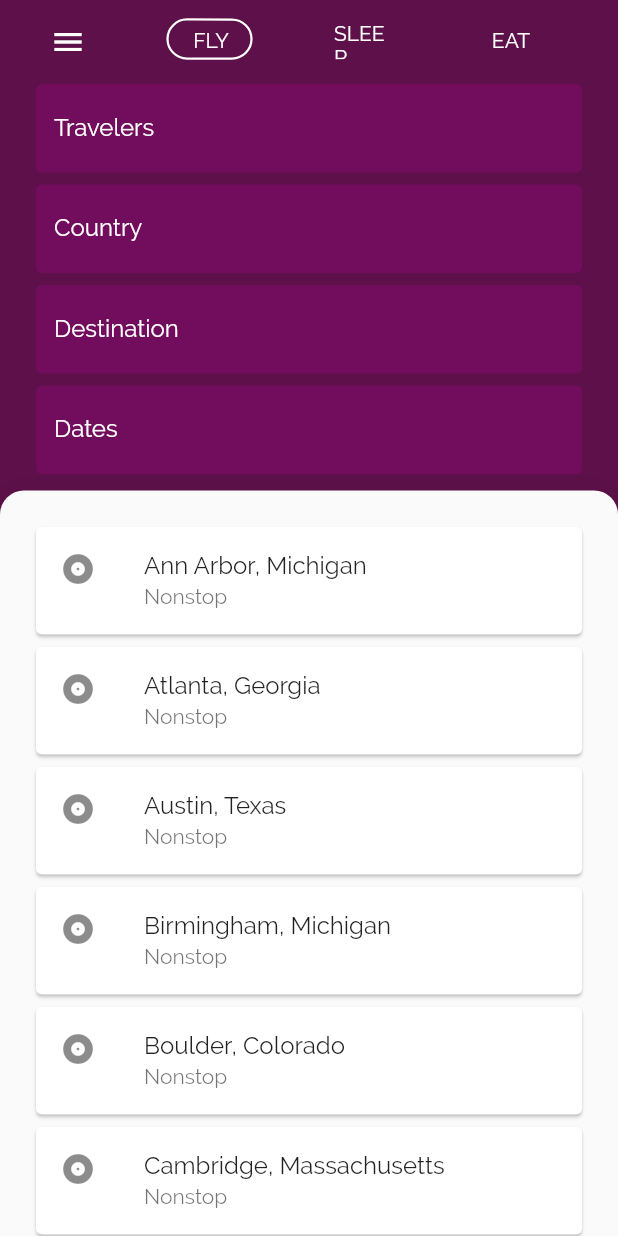
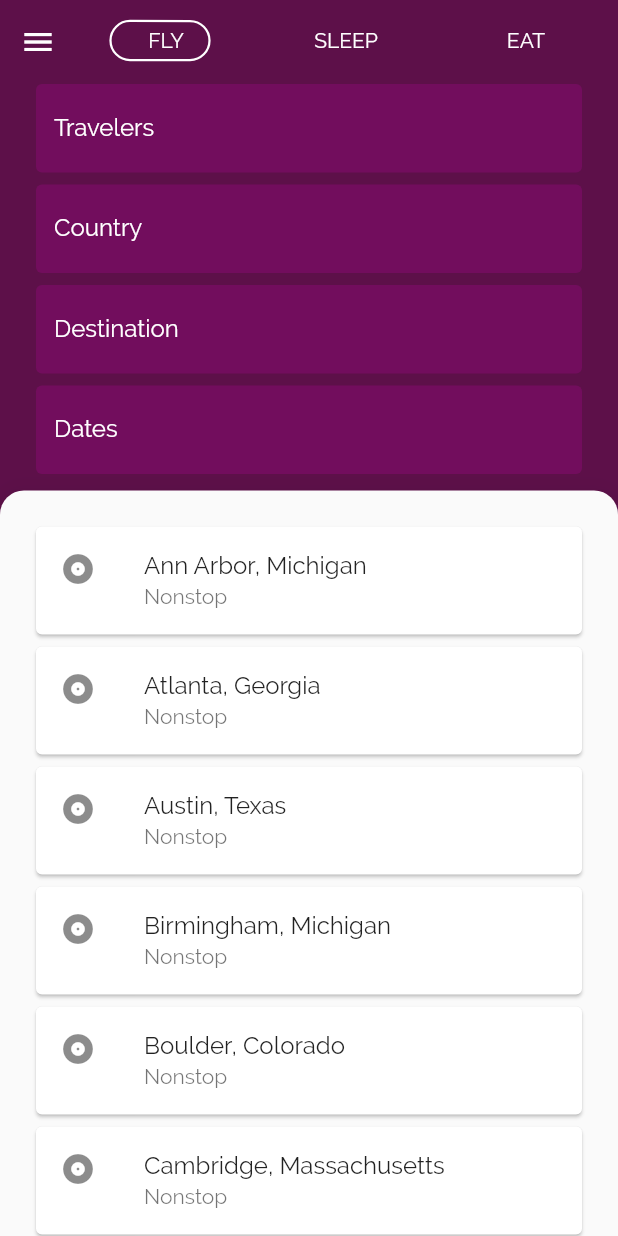
Before and after one commit to tianlunlee/crane, a Flutter app: the screen it shows after launch, on a phone screen of 412 x 824 dp. Run offline on Flutter 3.47's test engine with Material 2 defaults, Android fonts, the phone set to English and light mode, and no system bars.

```diff
--- a/lib/app.dart
+++ b/lib/app.dart
@@ -21,7 +21,6 @@ import 'menu_page.dart';
 import 'fly_form.dart';
 import 'sleep_form.dart';
 import 'eat_form.dart';
-import 'backdrop.dart';
 
 
 class CraneApp extends StatefulWidget {
@@ -122,7 +121,7 @@ TextTheme _buildCraneTextTheme(TextTheme base) {
       fontSize: 12.0,
     ),
     body2: base.body2.copyWith(
-      fontWeight: FontWeight.w500,
+      fontWeight: FontWeight.w600,
       fontSize: 14.0,
     ),
 
--- a/lib/backdrop.dart
+++ b/lib/backdrop.dart
@@ -18,17 +18,16 @@ import 'dart:ui';
 
 import 'model/flight.dart';
 import 'model/data.dart';
-import 'app.dart';
 import 'colors.dart';
 import 'border_tab_indicator.dart';
 //import 'menu_page.dart';
 
-enum MenuStatus { showMenu, hideMenu, toggleForm }
+enum MenuStatus { open, closed }
+enum FrontLayerStatus { open, partial, closed }
 
 
 double _kFlingVelocity = 2.0;
-MenuStatus _menuStatus = MenuStatus.toggleForm;
-bool _showForm = true;
+MenuStatus _menuStatus = MenuStatus.closed;
 
 class _FrontLayer extends StatelessWidget {
   const _FrontLayer({
@@ -77,46 +76,6 @@ class _FrontLayer extends StatelessWidget {
   }
 }
 
-// TODO(tianlun): Remove or repurpose
-class _BackdropTitle extends AnimatedWidget {
-  final Function onPress;
-  final Widget frontTitle;
-  final Widget backTitle;
-
-  const _BackdropTitle({
-    Key key,
-    Listenable listenable,
-    this.onPress,
-    @required this.frontTitle,
-    @required this.backTitle,
-  })  : assert(frontTitle != null),
-        assert(backTitle != null),
-        super(key: key, listenable: listenable);
-
-  @override
-  Widget build(BuildContext context) {
-    return new DefaultTextStyle(
-      style: Theme.of(context).primaryTextTheme.title,
-      softWrap: false,
-      overflow: TextOverflow.ellipsis,
-      child: Row(children: <Widget>[
-        // branded icon
-        SizedBox(
-          width: 72.0,
-          child: IconButton(
-            icon: Icon(
-              Icons.menu,
-              semanticLabel: 'menu',
-            ),
-            padding: EdgeInsets.only(right: 8.0),
-            onPressed: this.onPress,
-          ),
-        ),
-      ]),
-    );
-  }
-}
-
 /// Builds a Backdrop.
 ///
 /// A Backdrop widget has two layers, front and back. The front layer is shown
@@ -143,24 +102,25 @@ class Backdrop extends StatefulWidget {
   _BackdropState createState() => _BackdropState();
 }
 
-class _BackdropState extends State<Backdrop>
-    with TickerProviderStateMixin {
+class _BackdropState extends State<Backdrop> with TickerProviderStateMixin {
 
-  final GlobalKey _backdropKey = GlobalKey(debugLabel: 'Backdrop');
   AnimationController _controller;
   TabController _tabController;
-  var _targetOpacity;
+  FrontLayerStatus _initFrontLayerStatus;
+  FrontLayerStatus _targetFrontLayerStatus;
+
 
   @override
   void initState() {
     super.initState();
     _controller = AnimationController(
       duration: Duration(milliseconds: 300),
-      value: 1.0,
+      value: 0.0,
       vsync: this,
     );
-    _targetOpacity = 0.0;
     _tabController = TabController(length: 3, vsync: this);
+    _initFrontLayerStatus = FrontLayerStatus.partial;
+    _targetFrontLayerStatus = FrontLayerStatus.closed;
   }
 
   @override
@@ -176,61 +136,52 @@ class _BackdropState extends State<Backdrop>
   }
 
   void _flingFrontLayer() {
-    _controller.fling(velocity: _kFlingVelocity);
+    _controller.fling(
+        velocity: _frontLayerVisible ? -_kFlingVelocity : _kFlingVelocity
+    );
   }
 
-  Animation<RelativeRect> _buildLayerAnimation (BuildContext context, double layerTop) {
+  Animation<RelativeRect> _buildLayerAnimation
+      (BuildContext context, double layerTop) {
     Size size = MediaQuery.of(context).size;
     double lowHeight = size.height - 144.0;
     Animation<RelativeRect> layerAnimation;
 
-    if (_menuStatus == MenuStatus.toggleForm && _showForm) {
+    RelativeRect begin;
+    RelativeRect end;
+    /// closed: RelativeRect.fromLTRB(0.0, 0.0, 0.0, 0.0),
+    /// partial: RelativeRect.fromLTRB(0.0, layerTop, 0.0, 0.0),
+    ///
+    /// menu open: RelativeRect.fromLTRB(0.0, 550.0, 0.0, 0.0),
+    if (_initFrontLayerStatus == FrontLayerStatus.partial) {
+      begin = RelativeRect.fromLTRB(0.0, layerTop, 0.0, 0.0);
+    } else if (_initFrontLayerStatus == FrontLayerStatus.closed) {
+      begin = RelativeRect.fromLTRB(0.0, 0.0, 0.0, 0.0);
+    } else {
+      begin = RelativeRect.fromLTRB(0.0, lowHeight, 0.0, 0.0);
+    }
+    if (_targetFrontLayerStatus == FrontLayerStatus.partial) {
+      end = RelativeRect.fromLTRB(0.0, layerTop, 0.0, 0.0);
+    } else if (_targetFrontLayerStatus == FrontLayerStatus.closed) {
+      end = RelativeRect.fromLTRB(0.0, 0.0, 0.0, 0.0);
+    } else {
+      end = RelativeRect.fromLTRB(0.0, lowHeight, 0.0, 0.0);
+    }
     layerAnimation = RelativeRectTween(
-        begin: RelativeRect.fromLTRB(0.0, 0.0, 0.0, 0.0),
-        end: RelativeRect.fromLTRB(0.0, layerTop, 0.0, 0.0),
+      begin: begin,
+      end: end,
     ).animate(_controller.view);
-    }
-    else if (_menuStatus == MenuStatus.toggleForm && !_showForm) {
-      layerAnimation = RelativeRectTween(
-        begin: RelativeRect.fromLTRB(0.0, layerTop, 0.0, 0.0),
-        end: RelativeRect.fromLTRB(0.0, 0.0, 0.0, 0.0),
-      ).animate(_controller.view);
-    }
-    else if (_menuStatus == MenuStatus.hideMenu && _showForm) {
-      layerAnimation = RelativeRectTween(
-        begin: RelativeRect.fromLTRB(0.0, lowHeight, 0.0, 0.0),
-        end: RelativeRect.fromLTRB(0.0, layerTop, 0.0, 0.0),
-      ).animate(_controller.view);
-    }
-    else if (_menuStatus == MenuStatus.hideMenu && !_showForm) {
-      layerAnimation = RelativeRectTween(
-        begin: RelativeRect.fromLTRB(0.0, lowHeight, 0.0, 0.0),
-        end: RelativeRect.fromLTRB(0.0, 0.0, 0.0, 0.0),
-      ).animate(_controller.view);
-    }
-    else if (_menuStatus == MenuStatus.showMenu && _showForm) {
-      layerAnimation = RelativeRectTween(
-        begin: RelativeRect.fromLTRB(0.0, layerTop, 0.0, 0.0),
-        end: RelativeRect.fromLTRB(0.0, lowHeight, 0.0, 0.0),
-      ).animate(_controller.view);
-    }
-    else { // _menuStatus == MenuStatus.showMenu && !_showForm
-      layerAnimation = RelativeRectTween(
-        begin: RelativeRect.fromLTRB(0.0, 0.0, 0.0, 0.0),
-        end: RelativeRect.fromLTRB(0.0, lowHeight, 0.0, 0.0),
-      ).animate(_controller.view);
-    }
+
     return layerAnimation;
   }
 
   Widget _buildFlyStack(BuildContext context, BoxConstraints constraints) {
-    final double flyLayerTop = 271+.0;
+    final double flyLayerTop = 271 + .0;
 
     Animation<RelativeRect> flyLayerAnimation =
     _buildLayerAnimation(context, flyLayerTop);
 
     return Stack(
-//      key: _backdropKey,
       children: <Widget>[
         widget.backLayer[0],
         PositionedTransition(
@@ -245,13 +196,12 @@ class _BackdropState extends State<Backdrop>
   }
 
   Widget _buildSleepStack(BuildContext context, BoxConstraints constraints) {
-    final double sleepLayerTop = 205+.0;
+    final double sleepLayerTop = 205 + .0;
 
     Animation<RelativeRect> sleepLayerAnimation =
     _buildLayerAnimation(context, sleepLayerTop);
 
     return Stack(
-//      key: _backdropKey,
       children: <Widget>[
         widget.backLayer[1],
         PositionedTransition(
@@ -266,13 +216,12 @@ class _BackdropState extends State<Backdrop>
   }
 
   Widget _buildEatStack(BuildContext context, BoxConstraints constraints) {
-    final double eatLayerTop = 271+.0;
+    final double eatLayerTop = 271 + .0;
 
     Animation<RelativeRect> eatLayerAnimation =
     _buildLayerAnimation(context, eatLayerTop);
 
     return Stack(
-//      key: _backdropKey,
       children: <Widget>[
         widget.backLayer[2],
         PositionedTransition(
@@ -287,14 +236,24 @@ class _BackdropState extends State<Backdrop>
   }
 
   Widget _buildMainApp(BuildContext context) {
-    void _handleTabs (var tabIndex) {
+    Size mediaSize = MediaQuery.of(context).size;
+
+    void _handleTabs(var tabIndex) {
       if (_tabController.index == tabIndex) {
-        setState(() {
-          _menuStatus = MenuStatus.toggleForm;
-          _showForm = !_showForm;
-        });
+          if (_targetFrontLayerStatus == FrontLayerStatus.closed) {
+            _targetFrontLayerStatus = FrontLayerStatus.partial;
+            _initFrontLayerStatus = FrontLayerStatus.closed;
+          } else {
+            _targetFrontLayerStatus = FrontLayerStatus.closed;
+            _initFrontLayerStatus = FrontLayerStatus.partial;
+          }
+        _flingFrontLayer();
       }
       else {
+        print(_controller.status);
+        if (_controller.status == AnimationStatus.completed) {
+          _controller.reverse();
+        }
         _tabController.animateTo(tabIndex);
       }
     }
@@ -323,22 +282,22 @@ class _BackdropState extends State<Backdrop>
                 child: IconButton(
                   icon: Icon(Icons.menu),
                   onPressed: () {
-                    setState(() {
-                      _targetOpacity = 1.0;
-                      _menuStatus = MenuStatus.showMenu;
-                    });
+//                    setState(() {
+//                      _menuStatus = MenuStatus.open;
+//                      _initFrontLayerStatus = _targetFrontLayerStatus;
+//                      _targetFrontLayerStatus = FrontLayerStatus.open;
+//                    });
+//                    _flingFrontLayer();
                   },
                 ),
               ),
             ),
             Container(
               height: 100.0,
-              width: 300.0,
+              width: mediaSize.width - 52.0,
               child: _SplashOverride(
                 color: kCraneAlpha,
                 child: TabBar(
-                  unselectedLabelStyle: Theme.of(context).textTheme.body2.copyWith(fontWeight: FontWeight.w100),
-                  unselectedLabelColor: Colors.black,
                   indicator: BorderTabIndicator(),
                   controller: _tabController,
                   tabs: <Widget>[
@@ -348,10 +307,10 @@ class _BackdropState extends State<Backdrop>
                       child: FlatButton(
                         child: Text(
                           'FLY',
-                        style: Theme.of(context).textTheme.body2.copyWith(
-                          color: kCranePrimaryWhite,
-                          fontWeight: FontWeight.w200,
-                        ),
+//                          style: Theme.of(context).textTheme.body2.copyWith(
+//                            color: kCranePrimaryWhite,
+//                            fontWeight: FontWeight.w600,
+//                          ),
                         ),
                         textColor: kCranePrimaryWhite,
                         shape: RoundedRectangleBorder(
@@ -366,10 +325,10 @@ class _BackdropState extends State<Backdrop>
                       child: FlatButton(
                         child: Text(
                           'SLEEP',
-                          style: Theme.of(context).textTheme.body2.copyWith(
-                            color: kCranePrimaryWhite,
-                            fontWeight: FontWeight.w200,
-                          ),
+//                          style: Theme.of(context).textTheme.body2.copyWith(
+//                            color: kCranePrimaryWhite,
+//                            fontWeight: FontWeight.w600,
+//                          ),
                         ),
                         textColor: kCranePrimaryWhite,
                         shape: RoundedRectangleBorder(
@@ -384,10 +343,10 @@ class _BackdropState extends State<Backdrop>
                       child: FlatButton(
                         child: Text(
                           'EAT',
-                          style: Theme.of(context).textTheme.body2.copyWith(
-                            color: kCranePrimaryWhite,
-                            fontWeight: FontWeight.w200,
-                          ),
+//                          style: Theme.of(context).textTheme.body2.copyWith(
+//                            color: kCranePrimaryWhite,
+//                            fontWeight: FontWeight.w600,
+//                          ),
                         ),
                         textColor: kCranePrimaryWhite,
                         shape: RoundedRectangleBorder(
@@ -404,6 +363,7 @@ class _BackdropState extends State<Backdrop>
         ),
       ),
     );
+
     return Material(
       child: Stack(
         children: <Widget>[
@@ -424,18 +384,24 @@ class _BackdropState extends State<Backdrop>
               ],
             ),
           ),
-          _targetOpacity == 1.0 ?
-          FadeTransition(
-            opacity: _controller,
-            child: AnimatedOpacity(
-              opacity: 1.0,
+          AnimatedBuilder(
+            animation: _controller,
             child: _buildMenu(context),
-              duration: Duration(milliseconds: 500),
-            )
-          ) : Container(),
+            builder: _buildMenuTransition,
+          ),
         ],
       ),
     );
+  }
+
+  Widget _buildMenuTransition(BuildContext context, Widget child) {
+    return _targetFrontLayerStatus == FrontLayerStatus.open
+    // TODO: check animation status and menu open / close status
+        ? FadeTransition(
+      opacity: _controller,
+      child: child,
+    )
+        : Container();
   }
 
   Widget _buildMenu(BuildContext context) {
@@ -451,13 +417,16 @@ class _BackdropState extends State<Backdrop>
                   Icons.arrow_back,
                   semanticLabel: 'back',
                 ),
-              onPressed: (){
+                onPressed: () {
                   setState(() {
-                  _targetOpacity = 0.0;
-                  _menuStatus = MenuStatus.hideMenu;
+                    _menuStatus = MenuStatus.closed;
+                    _targetFrontLayerStatus = _initFrontLayerStatus;
+                    _initFrontLayerStatus =
+                    _initFrontLayerStatus == FrontLayerStatus.closed ?
+                    FrontLayerStatus.partial : FrontLayerStatus.closed;
+                    _controller.forward();
                   });
-              }
-            ),
+                }),
             Text('Find Trips'),
             Text('My Trips'),
             Text('Saved Trips'),
--- a/lib/border_tab_indicator.dart
+++ b/lib/border_tab_indicator.dart
@@ -77,8 +77,8 @@ class _BorderPainter extends BoxPainter {
     assert(textDirection != null);
     final Rect indicator = insets.resolve(textDirection).deflateRect(rect);
     return new Rect.fromLTWH(
-      indicator.left + 20.0,
-      indicator.top + 12.0,
+      indicator.left + 22.0,
+      indicator.top + 13.0,
       indicator.width / 2.0 + 8.0,
       indicator.height / 2.0,
     );
```
Lines whose indentation alone changed are shown as unchanged.
